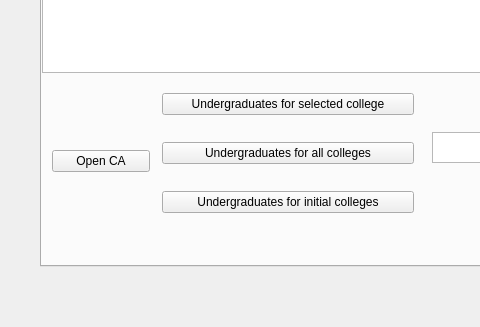
Above: CollegeTouring/mainwindow.ui from Savant-sys/College-Touring before the change; both pictures show x 0 to 480 and y 383 to 710 of the 1341 by 710 pixel window. Below: the same form after it.
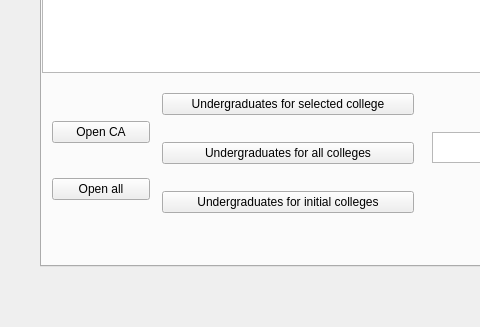
That is the form after the change.

```diff
--- a/CollegeTouring/mainwindow.ui
+++ b/CollegeTouring/mainwindow.ui
@@ -87,6 +87,13 @@
            </property>
           </widget>
          </item>
+         <item>
+          <widget class="QPushButton" name="openAll">
+           <property name="text">
+            <string>Open all</string>
+           </property>
+          </widget>
+         </item>
         </layout>
        </widget>
        <widget class="QWidget" name="layoutWidget">
```
